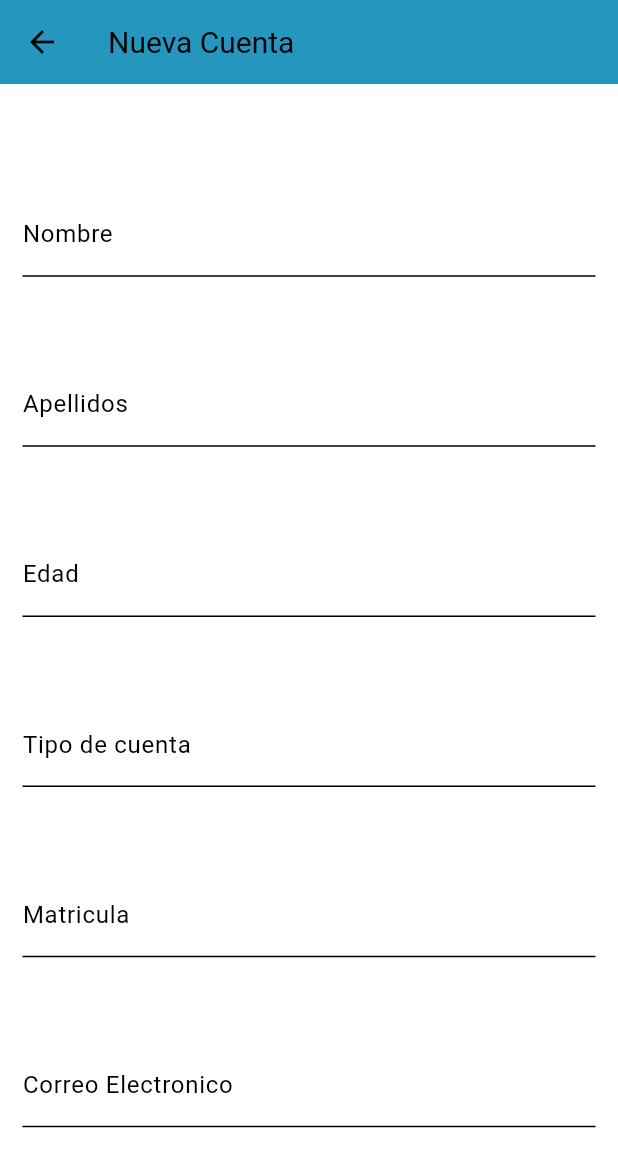
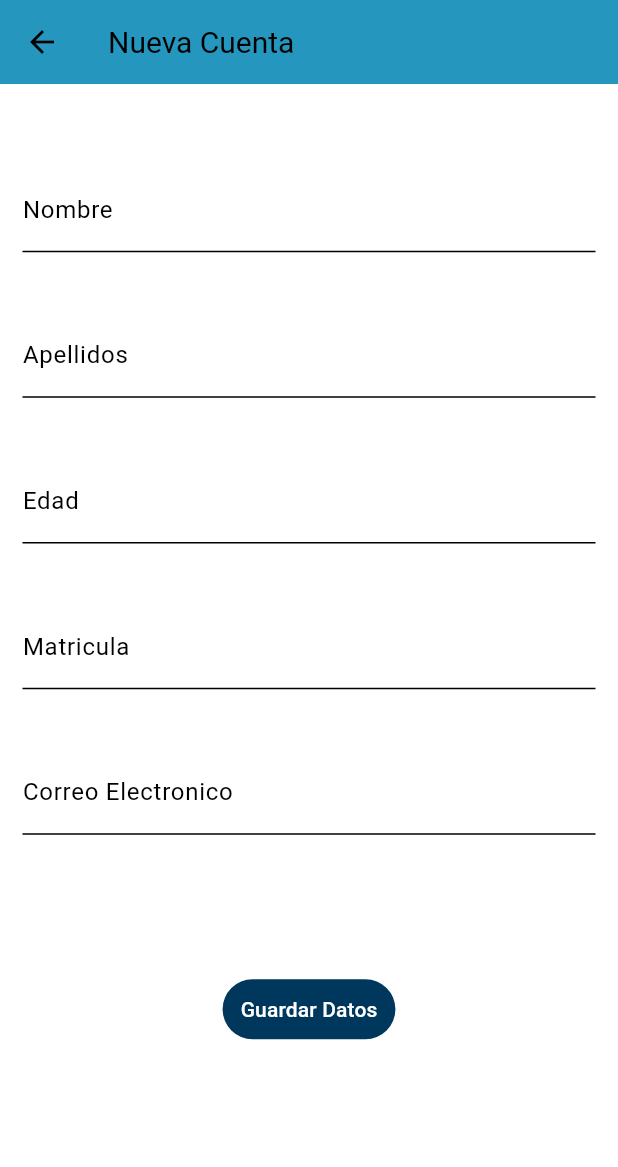
Before and after one commit to gpjrr/Asesorias_App_V2, a Flutter app: the NewAccount screen opened by its route, on a phone screen of 412 x 824 dp. Shown: the top 1167 px of the screen. Run offline on Flutter 3.47's test engine with Material 3 defaults, Android fonts, the phone set to English and light mode, and no system bars; our stand-ins replace animated_bottom_navigation_bar, flutter_spinkit, hexcolor.

Commit message:
Update: new accoun button, new account view

```diff
--- a/lib/Common/Components/TextFieldCons.dart
+++ b/lib/Common/Components/TextFieldCons.dart
@@ -46,8 +46,7 @@ class _TextFieldConsState extends State<TextFieldCons> {
           InputDecoration(hintText: widget.hint, labelText: widget.hint),
       keyboardType: widget.type,
       readOnly: widget.read,
-
-      ///TODO:Add Validaciones
+      //TODO:Add Validaciones
       //validator:
     );
   }
--- a/lib/Common/Profile.dart
+++ b/lib/Common/Profile.dart
@@ -44,7 +44,10 @@ class _ProfileState extends State<Profile> {
                   child: const Text('PR'),
                 ),
                 TextFieldCons(
-                    start: "Erwin", control: name, hint: "Nombre", read: true),
+                    start: "Erwin",
+                    control: name,
+                    hint: "Nombre",
+                    read: true),
                 TextFieldCons(
                     start: "Romero Ramos",
                     control: apellidos,
--- a/lib/Login/NewAccount.dart
+++ b/lib/Login/NewAccount.dart
@@ -32,19 +32,22 @@ class _NewAccount extends State<NewAccount> {
               mainAxisAlignment: MainAxisAlignment.spaceEvenly,
               children: [
                 TextFieldCons(control: name, hint: "Nombre"),
-                TextFieldCons(
-                    control: apellidos, hint: "Apellidos", read: true),
-                TextFieldCons(
-                    control: edad,
-                    hint: "Edad",
-                    read: true,
-                    type: TextInputType.number),
-                TextFieldCons(
-                    control: tipousuario, hint: "Tipo de cuenta", read: true),
-                TextFieldCons(
-                    control: matricula, hint: "Matricula", read: true),
-                TextFieldCons(
-                    control: correo, hint: "Correo Electronico", read: true),
+                TextFieldCons(control: apellidos, hint: "Apellidos",),
+                TextFieldCons(control: edad, hint: "Edad",type: TextInputType.number),
+                //TextFieldCons(control: tipousuario, hint: "Tipo de cuenta", read: true),
+                //Todo:Add  Option List
+                TextFieldCons(control: matricula, hint: "Matricula", type: TextInputType.number),
+                TextFieldCons(control: correo, hint: "Correo Electronico"),
+                const SizedBox(height: 10.0),
+                TextButton(
+                  style: ButtonStyle(
+                    foregroundColor: MaterialStateProperty.all<Color>(Colors.white), // Text color
+                    backgroundColor: MaterialStateProperty.all<Color>(Constants.azulObscuro), // Button background color
+                  ),
+                  onPressed: () { Navigator.pushNamed(context, '/ProfesorHome');},
+                  child: Text('Guardar Datos'),
+                ),
+                const SizedBox(height: 30.0),
               ]),
         ));
   }
```
Also changed, not shown: lib/Login/Login.dart (+2 -18 lines).
